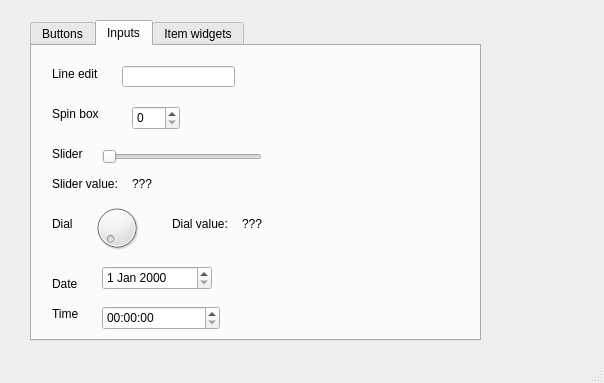
This is demo_app.ui in chiphanmsda/product-sales-analytics-gui as Qt 5 draws it before an edit. The edited form follows.
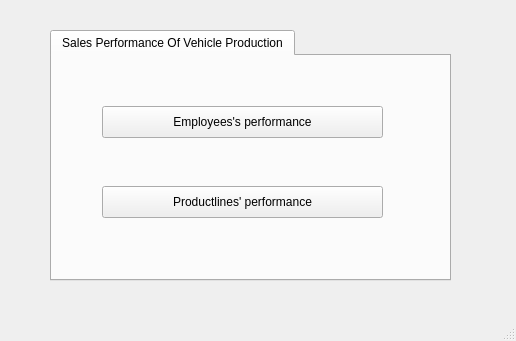
This is the edited form. The open tabs and pages were chosen to show the change.

The edit to the form file:
```diff
--- a/demo_app.ui
+++ b/demo_app.ui
@@ -6,8 +6,8 @@
    <rect>
     <x>0</x>
     <y>0</y>
-    <width>604</width>
-    <height>383</height>
+    <width>516</width>
+    <height>341</height>
    </rect>
   </property>
   <property name="windowTitle">
@@ -17,10 +17,10 @@
    <widget class="QTabWidget" name="tabs">
     <property name="geometry">
      <rect>
-      <x>30</x>
-      <y>20</y>
-      <width>451</width>
-      <height>321</height>
+      <x>50</x>
+      <y>30</y>
+      <width>401</width>
+      <height>251</height>
      </rect>
     </property>
     <property name="currentIndex">
@@ -28,13 +28,13 @@
     </property>
     <widget class="QWidget" name="buttons_tab">
      <attribute name="title">
-      <string>Buttons</string>
+      <string>Sales Performance Of Vehicle Production</string>
      </attribute>
      <widget class="QPushButton" name="employees_button">
       <property name="geometry">
        <rect>
         <x>50</x>
-        <y>10</y>
+        <y>50</y>
         <width>281</width>
         <height>32</height>
        </rect>
@@ -47,7 +47,7 @@
       <property name="geometry">
        <rect>
         <x>50</x>
-        <y>60</y>
+        <y>130</y>
         <width>281</width>
         <height>32</height>
        </rect>
@@ -56,364 +56,6 @@
        <string>Productlines' performance</string>
       </property>
      </widget>
-     <widget class="QGroupBox" name="checkbox_group">
-      <property name="geometry">
-       <rect>
-        <x>80</x>
-        <y>180</y>
-        <width>120</width>
-        <height>71</height>
-       </rect>
-      </property>
-      <property name="title">
-       <string>Checkboxes</string>
-      </property>
-      <widget class="QCheckBox" name="option_1_checkbox">
-       <property name="geometry">
-        <rect>
-         <x>10</x>
-         <y>20</y>
-         <width>91</width>
-         <height>20</height>
-        </rect>
-       </property>
-       <property name="text">
-        <string>Option 1</string>
-       </property>
-      </widget>
-      <widget class="QCheckBox" name="option_2_checkbox">
-       <property name="geometry">
-        <rect>
-         <x>10</x>
-         <y>40</y>
-         <width>87</width>
-         <height>20</height>
-        </rect>
-       </property>
-       <property name="text">
-        <string>Option 2</string>
-       </property>
-      </widget>
-     </widget>
-     <widget class="QGroupBox" name="radio_group">
-      <property name="geometry">
-       <rect>
-        <x>280</x>
-        <y>160</y>
-        <width>81</width>
-        <height>91</height>
-       </rect>
-      </property>
-      <property name="title">
-       <string>Radio buttons</string>
-      </property>
-      <widget class="QRadioButton" name="red_radio">
-       <property name="geometry">
-        <rect>
-         <x>10</x>
-         <y>20</y>
-         <width>100</width>
-         <height>20</height>
-        </rect>
-       </property>
-       <property name="text">
-        <string>Red</string>
-       </property>
-      </widget>
-      <widget class="QRadioButton" name="green_radio">
-       <property name="geometry">
-        <rect>
-         <x>10</x>
-         <y>40</y>
-         <width>100</width>
-         <height>20</height>
-        </rect>
-       </property>
-       <property name="text">
-        <string>Green</string>
-       </property>
-       <property name="checked">
-        <bool>true</bool>
-       </property>
-      </widget>
-      <widget class="QRadioButton" name="blue_radio">
-       <property name="geometry">
-        <rect>
-         <x>10</x>
-         <y>60</y>
-         <width>100</width>
-         <height>20</height>
-        </rect>
-       </property>
-       <property name="text">
-        <string>Blue</string>
-       </property>
-      </widget>
-     </widget>
-    </widget>
-    <widget class="QWidget" name="inputs_tab">
-     <attribute name="title">
-      <string>Inputs</string>
-     </attribute>
-     <widget class="QLabel" name="edit_label">
-      <property name="geometry">
-       <rect>
-        <x>20</x>
-        <y>20</y>
-        <width>60</width>
-        <height>16</height>
-       </rect>
-      </property>
-      <property name="text">
-       <string>Line edit</string>
-      </property>
-     </widget>
-     <widget class="QLineEdit" name="line_edit">
-      <property name="geometry">
-       <rect>
-        <x>90</x>
-        <y>20</y>
-        <width>113</width>
-        <height>21</height>
-       </rect>
-      </property>
-     </widget>
-     <widget class="QLabel" name="spin_label">
-      <property name="geometry">
-       <rect>
-        <x>20</x>
-        <y>60</y>
-        <width>60</width>
-        <height>16</height>
-       </rect>
-      </property>
-      <property name="text">
-       <string>Spin box</string>
-      </property>
-     </widget>
-     <widget class="QSpinBox" name="spinBox">
-      <property name="geometry">
-       <rect>
-        <x>100</x>
-        <y>60</y>
-        <width>48</width>
-        <height>24</height>
-       </rect>
-      </property>
-     </widget>
-     <widget class="QLabel" name="slider_label">
-      <property name="geometry">
-       <rect>
-        <x>20</x>
-        <y>100</y>
-        <width>41</width>
-        <height>16</height>
-       </rect>
-      </property>
-      <property name="text">
-       <string>Slider</string>
-      </property>
-     </widget>
-     <widget class="QSlider" name="horizontalSlider">
-      <property name="geometry">
-       <rect>
-        <x>70</x>
-        <y>100</y>
-        <width>160</width>
-        <height>22</height>
-       </rect>
-      </property>
-      <property name="orientation">
-       <enum>Qt::Horizontal</enum>
-      </property>
-     </widget>
-     <widget class="QLabel" name="dial_label">
-      <property name="geometry">
-       <rect>
-        <x>20</x>
-        <y>170</y>
-        <width>31</width>
-        <height>16</height>
-       </rect>
-      </property>
-      <property name="text">
-       <string>Dial</string>
-      </property>
-     </widget>
-     <widget class="QDial" name="dial">
-      <property name="geometry">
-       <rect>
-        <x>60</x>
-        <y>150</y>
-        <width>50</width>
-        <height>64</height>
-       </rect>
-      </property>
-     </widget>
-     <widget class="QLabel" name="date_label">
-      <property name="geometry">
-       <rect>
-        <x>20</x>
-        <y>230</y>
-        <width>41</width>
-        <height>16</height>
-       </rect>
-      </property>
-      <property name="text">
-       <string>Date</string>
-      </property>
-     </widget>
-     <widget class="QDateEdit" name="dateEdit">
-      <property name="geometry">
-       <rect>
-        <x>70</x>
-        <y>220</y>
-        <width>110</width>
-        <height>24</height>
-       </rect>
-      </property>
-     </widget>
-     <widget class="QLabel" name="time_label">
-      <property name="geometry">
-       <rect>
-        <x>20</x>
-        <y>260</y>
-        <width>41</width>
-        <height>16</height>
-       </rect>
-      </property>
-      <property name="text">
-       <string>Time</string>
-      </property>
-     </widget>
-     <widget class="QTimeEdit" name="timeEdit">
-      <property name="geometry">
-       <rect>
-        <x>70</x>
-        <y>260</y>
-        <width>118</width>
-        <height>24</height>
-       </rect>
-      </property>
-     </widget>
-     <widget class="QLabel" name="slider_value_label">
-      <property name="geometry">
-       <rect>
-        <x>20</x>
-        <y>130</y>
-        <width>81</width>
-        <height>16</height>
-       </rect>
-      </property>
-      <property name="text">
-       <string>Slider value:</string>
-      </property>
-     </widget>
-     <widget class="QLabel" name="slider_value">
-      <property name="geometry">
-       <rect>
-        <x>100</x>
-        <y>130</y>
-        <width>31</width>
-        <height>16</height>
-       </rect>
-      </property>
-      <property name="text">
-       <string>???</string>
-      </property>
-     </widget>
-     <widget class="QLabel" name="dial_value_label">
-      <property name="geometry">
-       <rect>
-        <x>140</x>
-        <y>170</y>
-        <width>60</width>
-        <height>16</height>
-       </rect>
-      </property>
-      <property name="text">
-       <string>Dial value:</string>
-      </property>
-     </widget>
-     <widget class="QLabel" name="dial_value">
-      <property name="geometry">
-       <rect>
-        <x>210</x>
-        <y>170</y>
-        <width>31</width>
-        <height>16</height>
-       </rect>
-      </property>
-      <property name="text">
-       <string>???</string>
-      </property>
-     </widget>
-    </widget>
-    <widget class="QWidget" name="item_tab">
-     <attribute name="title">
-      <string>Item widgets</string>
-     </attribute>
-     <widget class="QLabel" name="list_llabel">
-      <property name="geometry">
-       <rect>
-        <x>10</x>
-        <y>20</y>
-        <width>60</width>
-        <height>16</height>
-       </rect>
-      </property>
-      <property name="text">
-       <string>List</string>
-      </property>
-     </widget>
-     <widget class="QLabel" name="table_label">
-      <property name="geometry">
-       <rect>
-        <x>10</x>
-        <y>160</y>
-        <width>60</width>
-        <height>16</height>
-       </rect>
-      </property>
-      <property name="text">
-       <string>Table</string>
-      </property>
-     </widget>
-     <widget class="QListWidget" name="listWidget">
-      <property name="geometry">
-       <rect>
-        <x>60</x>
-        <y>10</y>
-        <width>181</width>
-        <height>121</height>
-       </rect>
-      </property>
-     </widget>
-     <widget class="QTableWidget" name="tableWidget">
-      <property name="geometry">
-       <rect>
-        <x>60</x>
-        <y>150</y>
-        <width>181</width>
-        <height>131</height>
-       </rect>
-      </property>
-      <property name="rowCount">
-       <number>5</number>
-      </property>
-      <property name="columnCount">
-       <number>4</number>
-      </property>
-      <row/>
-      <row/>
-      <row/>
-      <row/>
-      <row/>
-      <column/>
-      <column/>
-      <column/>
-      <column/>
-     </widget>
     </widget>
    </widget>
   </widget>
```
Left out of the diff: 12 changed lines with no effect on the pictures.
